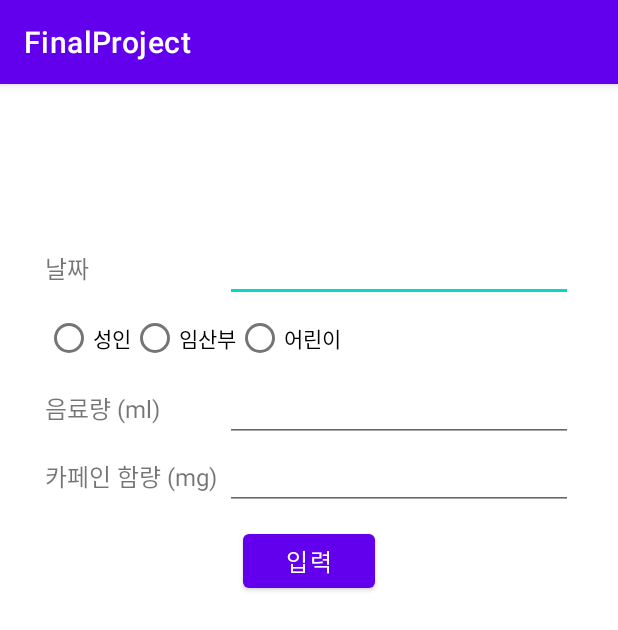
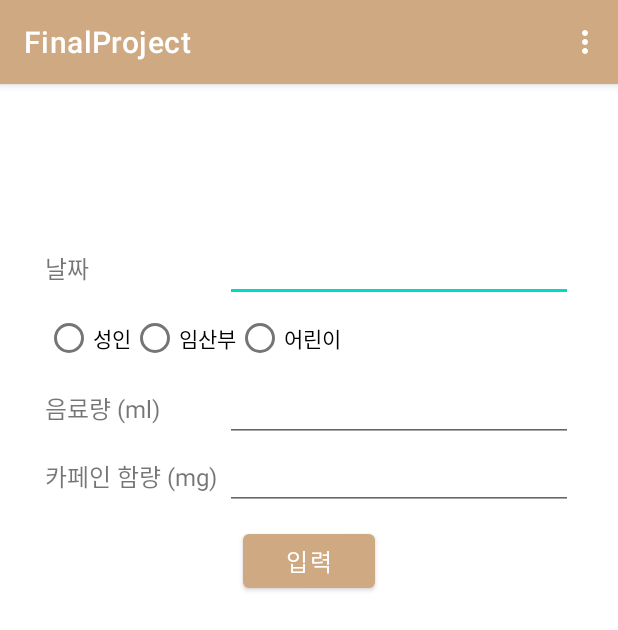
Before and after one commit to eunhaeKim/FinalProject, an Android app: the Personnel_reg screen opened directly, with no data from a screen before it, on a phone screen of 412 x 824 dp. Shown: the top 630 px of the screen. Run offline under Robolectric (Android 15) with nearby library versions, the phone set to English and light mode, and no system bars.

Commit message:
메뉴 추가, 색상 변경

```diff
--- a/app/src/main/java/com/example/finalproject/Personnel_reg.kt
+++ b/app/src/main/java/com/example/finalproject/Personnel_reg.kt
@@ -2,6 +2,7 @@ package com.example.finalproject
 
 import androidx.appcompat.app.AppCompatActivity
 import android.os.Bundle
+import android.view.Menu
 
 class Personnel_reg : AppCompatActivity() {
     override fun onCreate(savedInstanceState: Bundle?) {
@@ -9,8 +10,8 @@ class Personnel_reg : AppCompatActivity() {
         setContentView(R.layout.activity_personnel_reg)
     }
 
-    /*override fun onCreateOptionsMenu(menu: Menu?): Boolean {
+    override fun onCreateOptionsMenu(menu: Menu?): Boolean {
         menuInflater.inflate(R.menu.menu_reg, menu)
         return true
-    }*/
+    }
 }
--- /dev/null
+++ b/app/src/main/res/menu/menu_reg.xml
@@ -0,0 +1,10 @@
+<?xml version="1.0" encoding="utf-8"?>
+<menu xmlns:android="http://schemas.android.com/apk/res/android">
+
+    <item
+        android:id="@+id/action_home"
+        android:title="@string/action_home" />
+    <item
+        android:id="@+id/action_list"
+        android:title="@string/action_list" />
+</menu>
--- a/app/src/main/res/values/colors.xml
+++ b/app/src/main/res/values/colors.xml
@@ -5,6 +5,8 @@
     <color name="purple_700">#FF3700B3</color>
     <color name="teal_200">#FF03DAC5</color>
     <color name="teal_700">#FF018786</color>
+    <color name="brown_light">#cea981</color>
+    <color name="brown_dark">#66503d</color>
     <color name="black">#FF000000</color>
     <color name="white">#FFFFFFFF</color>
 </resources>
--- a/app/src/main/res/values/strings.xml
+++ b/app/src/main/res/values/strings.xml
@@ -1,3 +1,5 @@
 <resources>
     <string name="app_name">FinalProject</string>
+    <string name="action_home">홈</string>
+    <string name="action_list">일별 카페인 섭취량</string>
 </resources>
--- a/app/src/main/res/values/themes.xml
+++ b/app/src/main/res/values/themes.xml
@@ -2,8 +2,8 @@
     <!-- Base application theme. -->
     <style name="Theme.FinalProject" parent="Theme.MaterialComponents.DayNight.DarkActionBar">
         <!-- Primary brand color. -->
-        <item name="colorPrimary">@color/purple_500</item>
-        <item name="colorPrimaryVariant">@color/purple_700</item>
+        <item name="colorPrimary">@color/brown_light</item>
+        <item name="colorPrimaryVariant">@color/brown_dark</item>
         <item name="colorOnPrimary">@color/white</item>
         <!-- Secondary brand color. -->
         <item name="colorSecondary">@color/teal_200</item>
```
